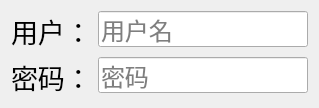
malik1988/StoreManager, file login.ui: the form before one commit.
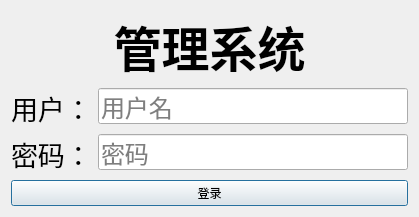
The form after the commit.

Commit message: 修改登录界面，用户信息保存数据库

```diff
--- a/login.ui
+++ b/login.ui
@@ -6,8 +6,8 @@
    <rect>
     <x>0</x>
     <y>0</y>
-    <width>400</width>
-    <height>126</height>
+    <width>419</width>
+    <height>210</height>
    </rect>
   </property>
   <property name="windowTitle">
@@ -22,13 +22,27 @@
   <property name="modal">
    <bool>false</bool>
   </property>
+  <layout class="QVBoxLayout" name="verticalLayout">
+   <item>
+    <widget class="QLabel" name="label_3">
+     <property name="font">
+      <font>
+       <family>Aharoni</family>
+       <pointsize>36</pointsize>
+       <weight>75</weight>
+       <bold>true</bold>
+      </font>
+     </property>
+     <property name="text">
+      <string>管理系统</string>
+     </property>
+     <property name="alignment">
+      <set>Qt::AlignCenter</set>
+     </property>
+    </widget>
+   </item>
+   <item>
   <layout class="QFormLayout" name="formLayout">
-   <property name="sizeConstraint">
-    <enum>QLayout::SetFixedSize</enum>
-   </property>
-   <property name="formAlignment">
-    <set>Qt::AlignLeading|Qt::AlignLeft|Qt::AlignVCenter</set>
-   </property>
    <item row="1" column="0">
     <widget class="QLabel" name="label">
      <property name="font">
@@ -85,6 +99,15 @@
     </widget>
    </item>
   </layout>
+   </item>
+   <item>
+    <widget class="QPushButton" name="pushButton">
+     <property name="text">
+      <string>登录</string>
+     </property>
+    </widget>
+   </item>
+  </layout>
  </widget>
  <resources/>
  <connections>
```
Left out of the diff: 28 changed lines with no effect on the pictures. Lines whose indentation alone changed are shown as unchanged. The commit also changes 7 other files.
